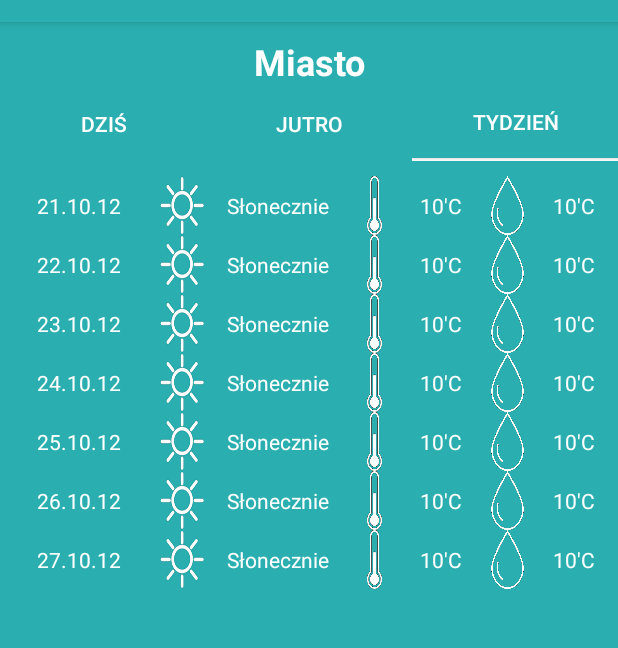
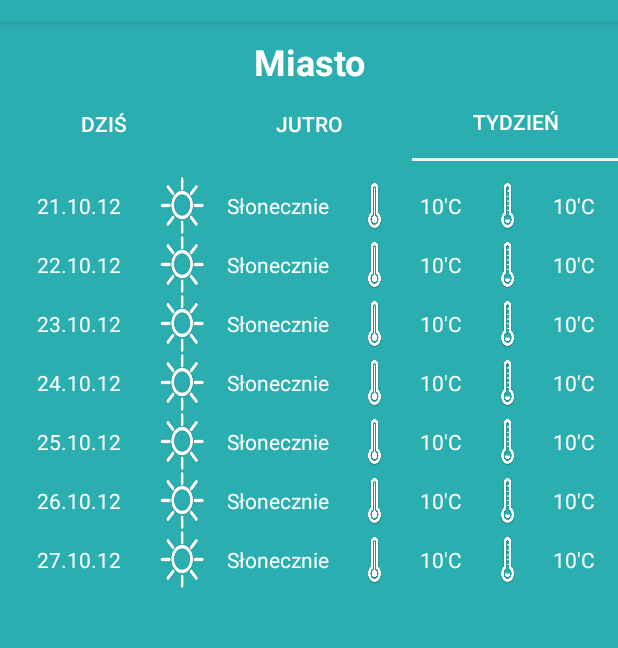
Before and after one commit to Grunia94/FirstWeather, an Android app: the Week screen opened directly, with no data from a screen before it, on a phone screen of 412 x 824 dp, the part 62-710 px from its top. Run offline under Robolectric (Android 15) with nearby library versions, the light colour scheme and no system bars; pictures from the network do not load.

Commit message:
C.D zmian ikon

```diff
--- a/app/src/main/res/layout/week.xml
+++ b/app/src/main/res/layout/week.xml
@@ -167,7 +167,7 @@
                             android:id="@+id/imageView16"
                             android:layout_width="30dp"
                             android:layout_height="wrap_content"
-                            android:background="@drawable/termometr"
+                            android:background="@drawable/temp_max"
                             android:gravity="center" />
 
                         <TextView
@@ -195,7 +195,7 @@
                         <ImageView
                             android:layout_width="30dp"
                             android:layout_height="wrap_content"
-                            android:background="@drawable/kropla"
+                            android:background="@drawable/temp_min"
                             android:gravity="center" />
 
                         <TextView
@@ -279,7 +279,7 @@
                             android:id="@+id/imageView22"
                             android:layout_width="30dp"
                             android:layout_height="wrap_content"
-                            android:background="@drawable/termometr"
+                            android:background="@drawable/temp_max"
                             android:gravity="center" />
 
                         <TextView
@@ -307,7 +307,7 @@
                         <ImageView
                             android:layout_width="30dp"
                             android:layout_height="wrap_content"
-                            android:background="@drawable/kropla"
+                            android:background="@drawable/temp_min"
                             android:gravity="center" />
 
                         <TextView
@@ -391,7 +391,7 @@
                             android:id="@+id/imageView28"
                             android:layout_width="30dp"
                             android:layout_height="wrap_content"
-                            android:background="@drawable/termometr"
+                            android:background="@drawable/temp_max"
                             android:gravity="center" />
 
                         <TextView
@@ -419,7 +419,7 @@
                         <ImageView
                             android:layout_width="30dp"
                             android:layout_height="wrap_content"
-                            android:background="@drawable/kropla"
+                            android:background="@drawable/temp_min"
                             android:gravity="center" />
 
                         <TextView
@@ -503,7 +503,7 @@
                             android:id="@+id/imageView34"
                             android:layout_width="30dp"
                             android:layout_height="wrap_content"
-                            android:background="@drawable/termometr"
+                            android:background="@drawable/temp_max"
                             android:gravity="center" />
 
                         <TextView
@@ -531,7 +531,7 @@
                         <ImageView
                             android:layout_width="30dp"
                             android:layout_height="wrap_content"
-                            android:background="@drawable/kropla"
+                            android:background="@drawable/temp_min"
                             android:gravity="center" />
 
                         <TextView
@@ -615,7 +615,7 @@
                             android:id="@+id/imageView40"
                             android:layout_width="30dp"
                             android:layout_height="wrap_content"
-                            android:background="@drawable/termometr"
+                            android:background="@drawable/temp_max"
                             android:gravity="center" />
 
                         <TextView
@@ -643,7 +643,7 @@
                         <ImageView
                             android:layout_width="30dp"
                             android:layout_height="wrap_content"
-                            android:background="@drawable/kropla"
+                            android:background="@drawable/temp_min"
                             android:gravity="center" />
 
                         <TextView
@@ -727,7 +727,7 @@
                             android:id="@+id/imageView46"
                             android:layout_width="30dp"
                             android:layout_height="wrap_content"
-                            android:background="@drawable/termometr"
+                            android:background="@drawable/temp_max"
                             android:gravity="center" />
 
                         <TextView
@@ -755,7 +755,7 @@
                         <ImageView
                             android:layout_width="30dp"
                             android:layout_height="wrap_content"
-                            android:background="@drawable/kropla"
+                            android:background="@drawable/temp_min"
                             android:gravity="center" />
 
                         <TextView
@@ -839,7 +839,7 @@
                             android:id="@+id/imageView2"
                             android:layout_width="30dp"
                             android:layout_height="wrap_content"
-                            android:background="@drawable/termometr"
+                            android:background="@drawable/temp_max"
                             android:gravity="center" />
 
                         <TextView
@@ -867,7 +867,7 @@
                         <ImageView
                             android:layout_width="30dp"
                             android:layout_height="wrap_content"
-                            android:background="@drawable/kropla"
+                            android:background="@drawable/temp_min"
                             android:gravity="center" />
 
                         <TextView
```
Also changed, not shown: app/src/main/res/drawable/logo.png, app/src/main/res/drawable/roundlogo.png (deleted), app/src/main/res/drawable/temp_max.png (added), app/src/main/res/drawable/temp_min.png (added).
